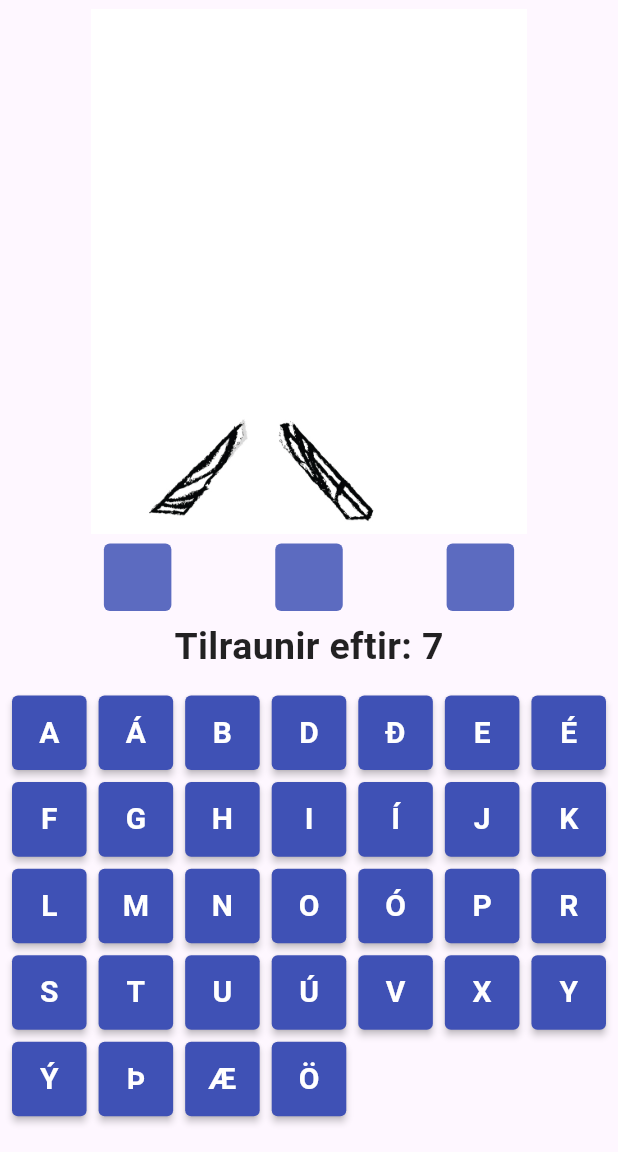
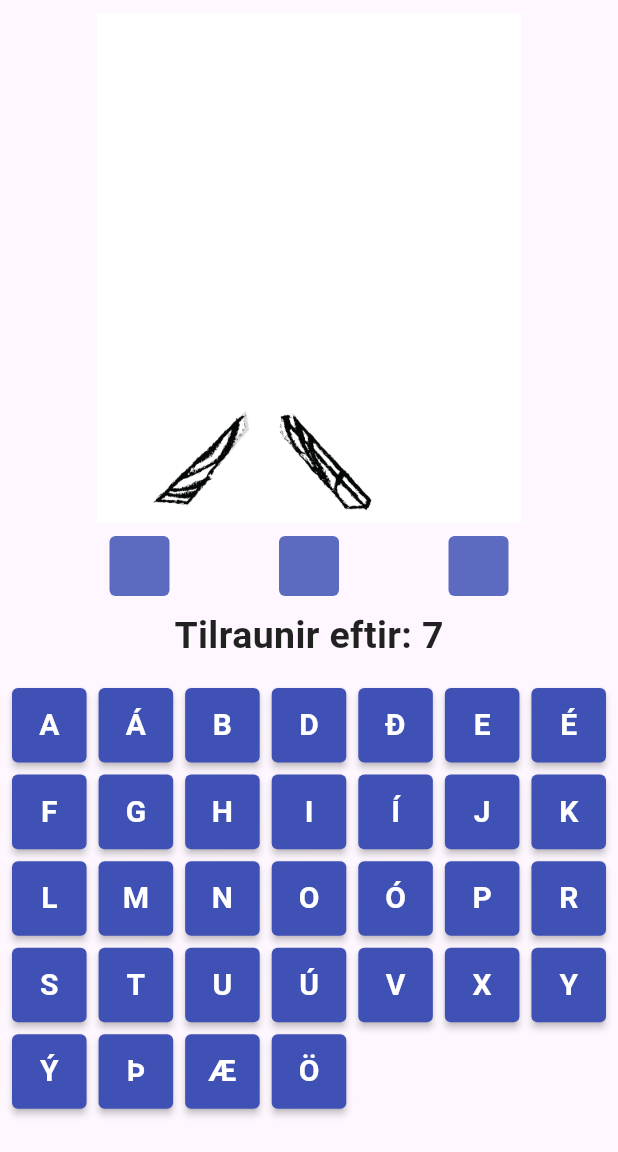
Before and after one commit to OSE-ICE/hangman_ose, a Flutter app: the GameScreen screen opened directly, on a phone screen of 412 x 824 dp, the part 84-1236 px from its top. Run offline on Flutter 3.47's test engine with Material 3 defaults, Android fonts, the phone set to English and light mode, and no system bars; our stand-ins replace google_fonts.

Commit message:
Uppfærði README.md og code tiltekt

```diff
--- a/lib/widget/letter.dart
+++ b/lib/widget/letter.dart
@@ -2,8 +2,8 @@ import 'package:flutter/material.dart';
 
 Widget letter(String character, bool hidden, bool isSpace) {
   return Container(
-    height: 45,
-    width: 45,
+    height: 40,
+    width: 40,
     padding: const EdgeInsets.fromLTRB(17, 10, 5, 5),
     decoration: BoxDecoration(
       color: isSpace ? Colors.transparent : Colors.indigo.shade400,
--- a/lib/widget/progress_image.dart
+++ b/lib/widget/progress_image.dart
@@ -5,7 +5,7 @@ Widget progressImage(bool visible, String path) {
     visible: visible,
     child: Container(
       width: 300,
-      height: 350,
+      height: 340,
       child: Image.asset(path),
     ),
   );
```
Also changed, not shown: pubspec.lock, 1 other file.
